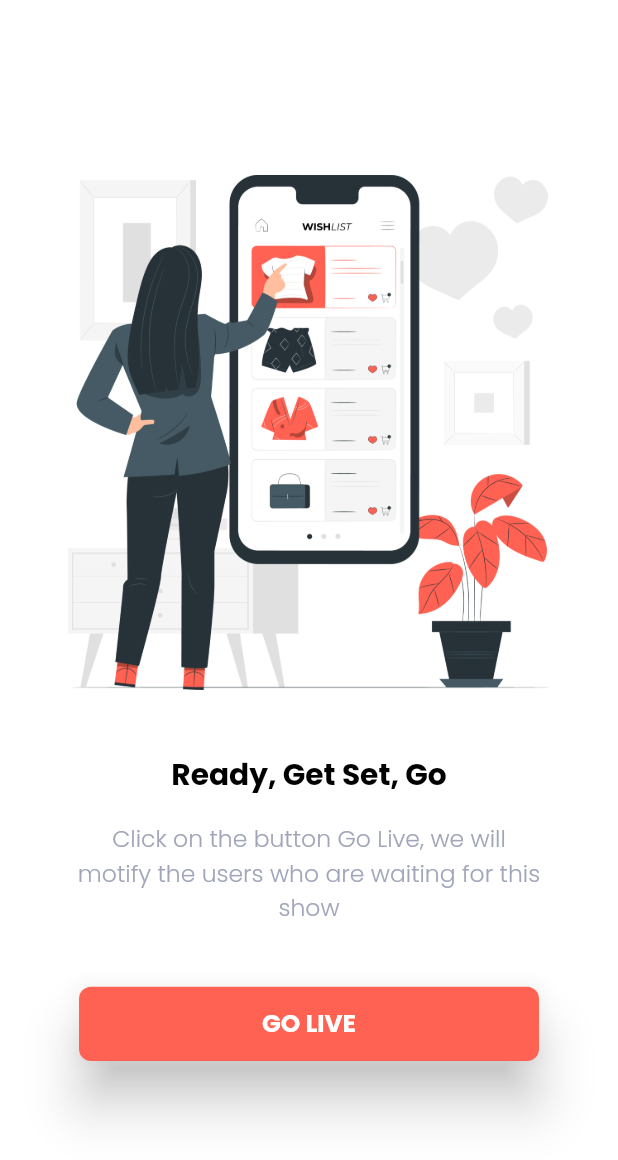
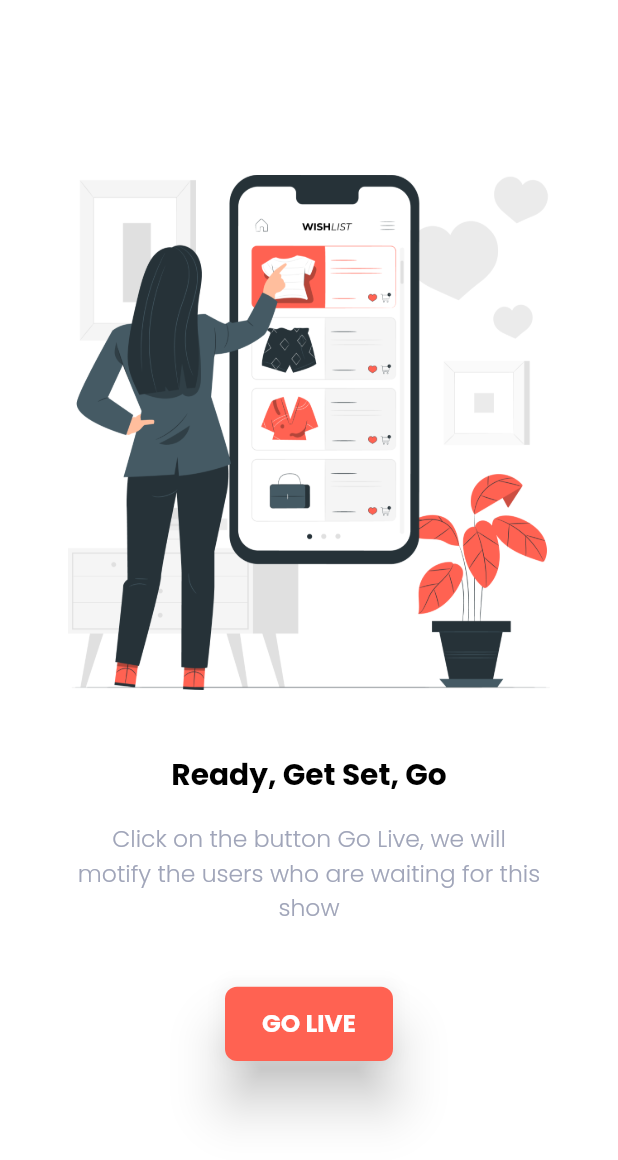
Before and after one commit to kulwinder-softuvo/streamingCart, a Flutter app: the screen it shows after launch, on a phone screen of 412 x 824 dp. Shown: the top 1160 px of the screen. Run offline on Flutter 3.47's test engine with Material 2 defaults, Android fonts, the phone set to English and light mode, and no system bars; our stand-ins replace another_flushbar, flutter_countdown_timer, get, get_storage, permission_handler, pull_to_refresh; missing offline and left inert: agora_chat_sdk, agora_rtc_engine.

Commit message:
ios latest code

```diff
--- a/lib/auth_screens/ui/first_screen.dart
+++ b/lib/auth_screens/ui/first_screen.dart
@@ -56,7 +56,7 @@ class FirstScreen extends StatelessWidget {
                       elevation: 15.0
                     ),
                     child: SizedBox(
-                        width: SizeConfig.screenWidth / 1.5,
+                        width: 80,
                         height: SizeConfig.blockSizeVertical * 6,
                         child: Center(
                             child: headingText(
```
Also changed, not shown: pubspec.lock, 2 other files.
